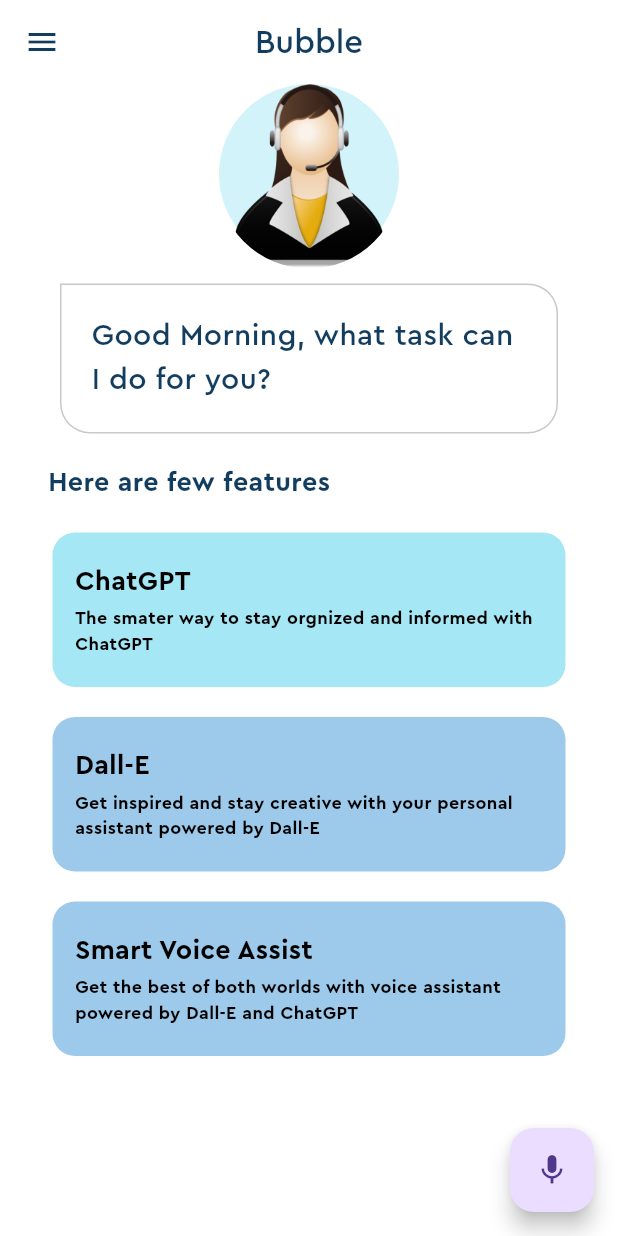
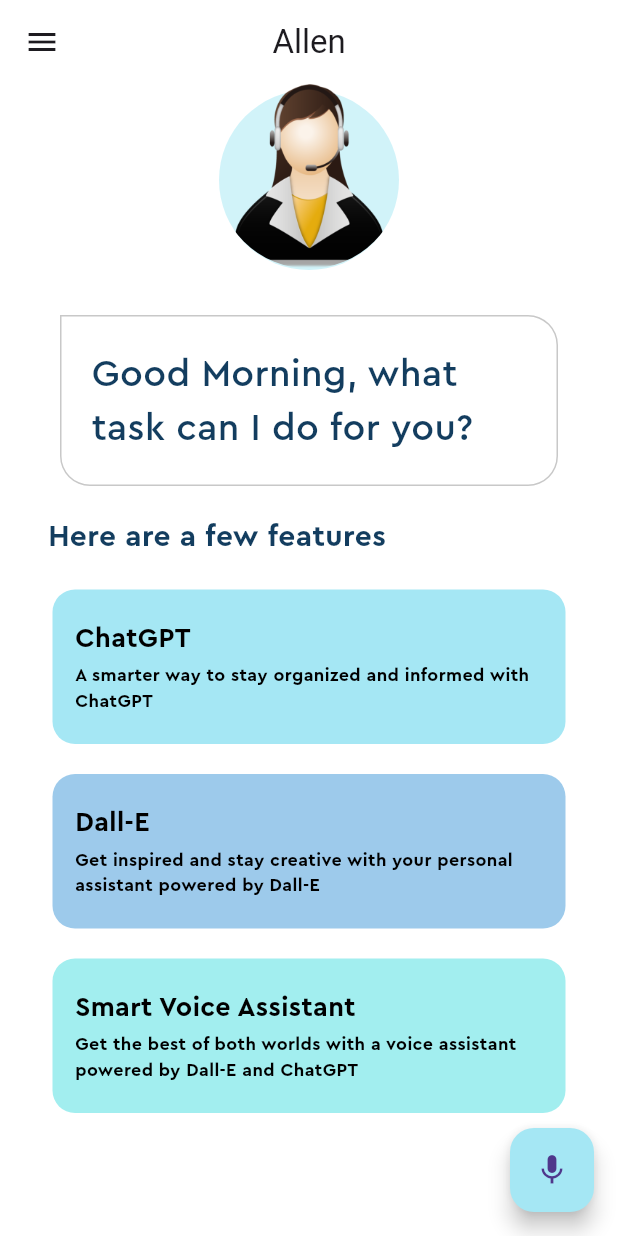
Before and after one commit to vipinmehra535/bubble, a Flutter app: the screen it shows after launch, after a tap on the "mic" icon, on a phone screen of 412 x 824 dp. Run offline on Flutter 3.47's test engine with Material 2 defaults, Android fonts, the phone set to English and light mode, and no system bars; our stand-ins replace animate_do, flutter_tts, speech_to_text.

Commit message:
all done

```diff
--- a/lib/home_page.dart
+++ b/lib/home_page.dart
@@ -1,6 +1,9 @@
+import 'package:animate_do/animate_do.dart';
 import 'package:bubble/feature_box.dart';
+import 'package:bubble/openai_service.dart';
 import 'package:bubble/pallete.dart';
 import 'package:flutter/material.dart';
+import 'package:flutter_tts/flutter_tts.dart';
 import 'package:speech_to_text/speech_recognition_result.dart';
 import 'package:speech_to_text/speech_to_text.dart';
 
@@ -12,24 +15,34 @@ class HomePage extends StatefulWidget {
 }
 
 class _HomePageState extends State<HomePage> {
-  SpeechToText speechToText = SpeechToText();
-  // bool speechEnabled = false;
+  final speechToText = SpeechToText();
+  final flutterTts = FlutterTts();
   String lastWords = '';
+  final OpenAIService openAIService = OpenAIService();
+  String? generatedContent;
+  String? generatedImageUrl;
+  int start = 200;
+  int delay = 200;
 
   @override
   void initState() {
     super.initState();
-    initSpeech();
+    initSpeechToText();
+    initTextToSpeech();
   }
 
-  Future<void> initSpeech() async {
-    // speechEnabled =
+  Future<void> initTextToSpeech() async {
+    await flutterTts.setSharedInstance(true);
+    setState(() {});
+  }
+
+  Future<void> initSpeechToText() async {
     await speechToText.initialize();
     setState(() {});
   }
 
   Future<void> startListening() async {
-    await speechToText.listen(onResult: _onSpeechResult);
+    await speechToText.listen(onResult: onSpeechResult);
     setState(() {});
   }
 
@@ -38,62 +51,45 @@ class _HomePageState extends State<HomePage> {
     setState(() {});
   }
 
-  void _onSpeechResult(SpeechRecognitionResult result) {
+  void onSpeechResult(SpeechRecognitionResult result) {
     setState(() {
       lastWords = result.recognizedWords;
     });
+  }
+
+  Future<void> systemSpeak(String content) async {
+    await flutterTts.speak(content);
   }
 
   @override
   void dispose() {
     super.dispose();
     speechToText.stop();
-  }
-
-  String getGreeting() {
-    DateTime now = DateTime.now();
-    int hour = now.hour;
-
-    if (hour >= 1 && hour < 12) {
-      return "Good Morning";
-    } else if (hour >= 12 && hour < 17) {
-      return "Good Afternoon";
-    } else {
-      return "Good Evening";
-    }
+    flutterTts.stop();
   }
 
   @override
   Widget build(BuildContext context) {
-    String greeting = getGreeting();
     return Scaffold(
       appBar: AppBar(
-
-        backgroundColor: Pallete.whiteColor,
+        title: BounceInDown(
+          child: const Text('Allen'),
+        ),
+        leading: const Icon(Icons.menu),
         centerTitle: true,
-        title: const Text(
-          'Bubble',
-          style: TextStyle(
-            color: Pallete.mainFontColor,
-            fontSize: 22,
-            fontFamily: 'Cera Pro',
-          ),
-        ),
-        leading: const Icon(
-          Icons.menu,
-          color: Pallete.mainFontColor,
-        ),
       ),
       body: SingleChildScrollView(
         child: Column(
           children: [
-            Stack(
+            // virtual assistant picture
+            ZoomIn(
+              child: Stack(
                 children: [
                   Center(
                     child: Container(
                       height: 120,
                       width: 120,
-                    padding: const EdgeInsets.only(top: 4),
+                      margin: const EdgeInsets.only(top: 4),
                       decoration: const BoxDecoration(
                         color: Pallete.assistantCircleColor,
                         shape: BoxShape.circle,
@@ -105,95 +101,145 @@ class _HomePageState extends State<HomePage> {
                     decoration: const BoxDecoration(
                       shape: BoxShape.circle,
                       image: DecorationImage(
-                      image: AssetImage("assets/images/virtualAssistant.png"),
+                        image: AssetImage(
+                          'assets/images/virtualAssistant.png',
                         ),
+                      ),
+                    ),
+                  ),
+                ],
+              ),
+            ),
+            // chat bubble
+            FadeInRight(
+              child: Visibility(
+                visible: generatedImageUrl == null,
+                child: Container(
+                  padding: const EdgeInsets.symmetric(
+                    horizontal: 20,
+                    vertical: 10,
+                  ),
+                  margin: const EdgeInsets.symmetric(horizontal: 40).copyWith(
+                    top: 30,
+                  ),
+                  decoration: BoxDecoration(
+                    border: Border.all(
+                      color: Pallete.borderColor,
+                    ),
+                    borderRadius: BorderRadius.circular(20).copyWith(
+                      topLeft: Radius.zero,
+                    ),
+                  ),
+                  child: Padding(
+                    padding: const EdgeInsets.symmetric(vertical: 10.0),
+                    child: Text(
+                      generatedContent == null
+                          ? 'Good Morning, what task can I do for you?'
+                          : generatedContent!,
+                      style: TextStyle(
+                        fontFamily: 'Cera Pro',
+                        color: Pallete.mainFontColor,
+                        fontSize: generatedContent == null ? 25 : 18,
+                      ),
+                    ),
+                  ),
+                ),
+              ),
+            ),
+            if (generatedImageUrl != null)
+              Padding(
+                padding: const EdgeInsets.all(10.0),
+                child: ClipRRect(
+                  borderRadius: BorderRadius.circular(20),
+                  child: Image.network(generatedImageUrl!),
+                ),
+              ),
+            SlideInLeft(
+              child: Visibility(
+                visible: generatedContent == null && generatedImageUrl == null,
+                child: Container(
+                  padding: const EdgeInsets.all(10),
+                  alignment: Alignment.centerLeft,
+                  margin: const EdgeInsets.only(top: 10, left: 22),
+                  child: const Text(
+                    'Here are a few features',
+                    style: TextStyle(
+                      fontFamily: 'Cera Pro',
+                      color: Pallete.mainFontColor,
+                      fontSize: 20,
+                      fontWeight: FontWeight.bold,
+                    ),
+                  ),
+                ),
+              ),
+            ),
+            // features list
+            Visibility(
+              visible: generatedContent == null && generatedImageUrl == null,
+              child: Column(
+                children: [
+                  SlideInLeft(
+                    delay: Duration(milliseconds: start),
+                    child: const FeatureBox(
+                      color: Pallete.firstSuggestionBoxColor,
+                      headText: 'ChatGPT',
+                      descriptionText:
+                          'A smarter way to stay organized and informed with ChatGPT',
+                    ),
+                  ),
+                  SlideInLeft(
+                    delay: Duration(milliseconds: start + delay),
+                    child: const FeatureBox(
+                      color: Pallete.secondSuggestionBoxColor,
+                      headText: 'Dall-E',
+                      descriptionText:
+                          'Get inspired and stay creative with your personal assistant powered by Dall-E',
+                    ),
+                  ),
+                  SlideInLeft(
+                    delay: Duration(milliseconds: start + 2 * delay),
+                    child: const FeatureBox(
+                      color: Pallete.thirdSuggestionBoxColor,
+                      headText: 'Smart Voice Assistant',
+                      descriptionText:
+                          'Get the best of both worlds with a voice assistant powered by Dall-E and ChatGPT',
+                    ),
+                  ),
+                ],
               ),
             )
           ],
         ),
-
-            // Chat Bubble
-
-            Container(
-              padding: const EdgeInsets.symmetric(horizontal: 20, vertical: 10),
-              margin:
-                  const EdgeInsets.symmetric(horizontal: 40).copyWith(top: 10),
-              decoration: BoxDecoration(
-                borderRadius: const BorderRadius.only(
-                  bottomLeft: Radius.circular(20),
-                  bottomRight: Radius.circular(20),
-                  topRight: Radius.circular(20),
       ),
-                border: Border.all(color: Pallete.borderColor),
-              ),
-              child: Padding(
-                padding: const EdgeInsets.symmetric(vertical: 10.0),
-                child: Text(
-                  "$greeting, what task can I do for you?",
-                  style: const TextStyle(
-                    color: Pallete.mainFontColor,
-                    fontSize: 20,
-                    fontFamily: 'Cera Pro',
+      floatingActionButton: ZoomIn(
+        delay: Duration(milliseconds: start + 3 * delay),
+        child: FloatingActionButton(
+          backgroundColor: Pallete.firstSuggestionBoxColor,
+          onPressed: () async {
+            if (await speechToText.hasPermission &&
+                speechToText.isNotListening) {
+              await startListening();
+            } else if (speechToText.isListening) {
+              final speech = await openAIService.isArtPromptAPI(lastWords);
+              if (speech.contains('https')) {
+                generatedImageUrl = speech;
+                generatedContent = null;
+                setState(() {});
+              } else {
+                generatedImageUrl = null;
+                generatedContent = speech;
+                setState(() {});
+                await systemSpeak(speech);
+              }
+              await stopListening();
+            } else {
+              initSpeechToText();
+            }
+          },
+          child: Icon(
+            speechToText.isListening ? Icons.stop : Icons.mic,
           ),
         ),
-              ),
-            ),
-
-            Container(
-              padding: const EdgeInsets.all(10),
-              alignment: Alignment.centerLeft,
-              margin: const EdgeInsets.only(top: 10, left: 22),
-              child: const Text(
-                "Here are few features",
-                style: TextStyle(
-                  color: Pallete.mainFontColor,
-                  fontSize: 18,
-                  fontWeight: FontWeight.bold,
-                  fontFamily: 'Cera Pro',
-                ),
-              ),
-            ),
-
-            //Features List
-
-            const Column(
-              children: [
-                FeatureBox(
-                  color: Pallete.firstSuggestionBoxColor,
-                  headText: "ChatGPT",
-                  descriptionText:
-                      "The smater way to stay orgnized and informed with ChatGPT",
-                ),
-                FeatureBox(
-                  color: Pallete.secondSuggestionBoxColor,
-                  headText: "Dall-E",
-                  descriptionText:
-                      "Get inspired and stay creative with your personal assistant powered by Dall-E",
-                ),
-                FeatureBox(
-                  color: Pallete.secondSuggestionBoxColor,
-                  headText: "Smart Voice Assist",
-                  descriptionText:
-                      "Get the best of both worlds with voice assistant powered by Dall-E and ChatGPT",
-                ),
-              ],
-            ),
-            SizedBox(height: 40),
-          ],
-        ),
-      ),
-      floatingActionButton: FloatingActionButton(
-        onPressed: () async {
-          if (await speechToText.hasPermission && speechToText.isNotListening) {
-            await startListening();
-          }
-          if (speechToText.isListening) {
-            await stopListening();
-          } else {
-            initSpeech();
-          }
-        },
-        child: const Icon(Icons.mic),
       ),
     );
   }
--- a/lib/secerts.dart
+++ b/lib/secerts.dart
@@ -1,2 +1 @@
 const openAiAPIKey = "";
-// nhi huaaassss
--- a/pubspec.yaml
+++ b/pubspec.yaml
@@ -37,6 +37,8 @@ dependencies:
   flutter_screenutil: ^5.9.0
   speech_to_text: ^6.3.0
   http: ^1.1.0
+  flutter_tts: ^3.8.3
+  animate_do: ^3.0.2
 
 dev_dependencies:
   flutter_test:
```
Also changed, not shown: lib/openai_service.dart (+91 -8 lines), pubspec.lock, 4 other files. Lines whose indentation alone changed are shown as unchanged.
